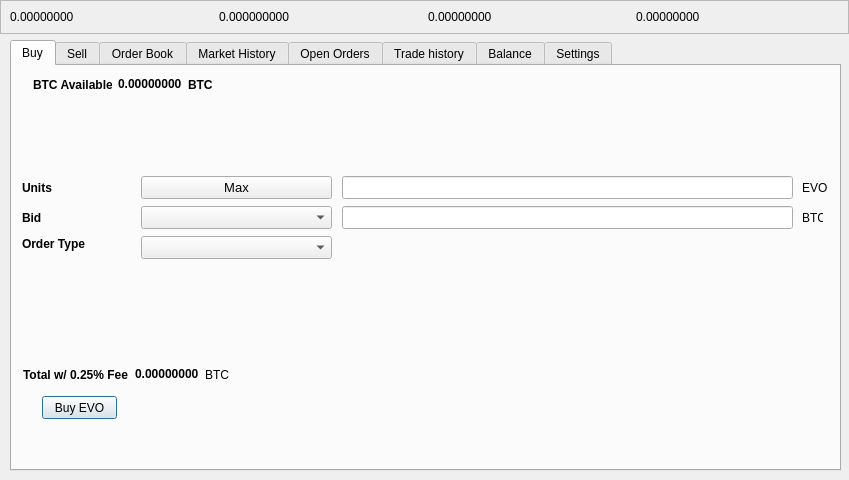
The window that src/qt/forms/tradingdialog.ui (evoshiun/Evotion) describes before a commit, drawn with Qt 5.
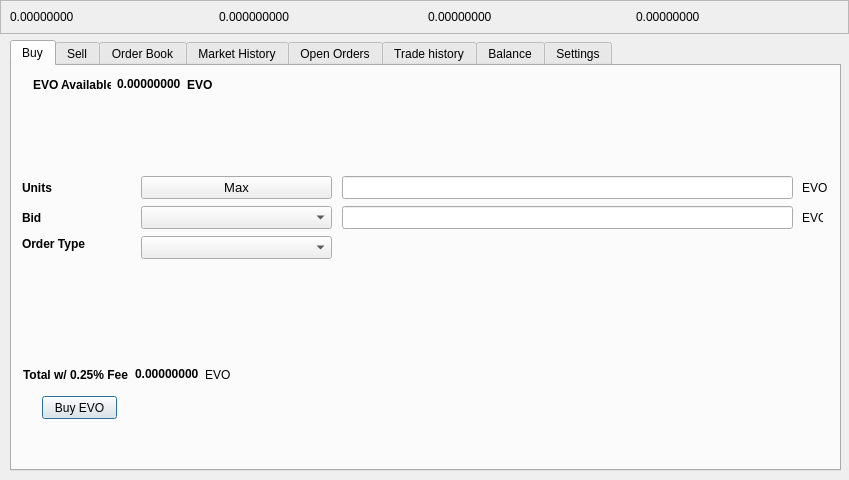
The same window after the commit. The open tabs and pages were chosen to show the change.

The edit to the form file:
```diff
--- a/src/qt/forms/tradingdialog.ui
+++ b/src/qt/forms/tradingdialog.ui
@@ -133,7 +133,7 @@
       </rect>
      </property>
      <property name="text">
-      <string>BTC</string>
+      <string>EVO</string>
      </property>
     </widget>
     <widget class="QLabel" name="label_6">
@@ -241,7 +241,7 @@
          </font>
         </property>
         <property name="text">
-         <string>BTC Available:</string>
+         <string>EVO Available:</string>
         </property>
        </widget>
       </item>
@@ -685,7 +685,7 @@
          </font>
         </property>
         <property name="text">
-         <string>BTC</string>
+         <string>EVO</string>
         </property>
        </widget>
       </item>
@@ -1157,7 +1157,7 @@
          </font>
         </property>
         <property name="text">
-         <string>BTC</string>
+         <string>EVO</string>
         </property>
        </widget>
       </item>
```
Left out of the diff: 20 changed lines with no effect on the pictures.
